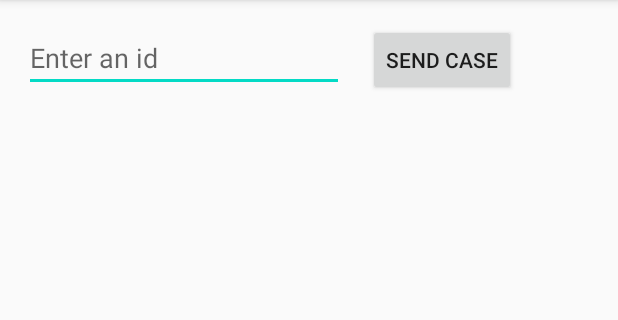
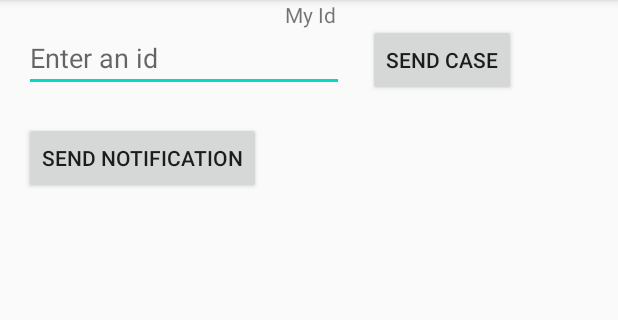
Before and after one commit to jontejj/tracetogether, an Android app: the screen it shows after launch (MainActivity), on a phone screen of 412 x 824 dp, the part 84-404 px from its top. Run offline under Robolectric (Android 15) with nearby library versions, the phone set to English and light mode, and no system bars; libraries missing offline, so code that uses them is left out: io.grpc; 1 statement that could not run was skipped.

Commit message:
Working notification server. With a minimalist Android UI

```diff
--- a/TraceTogether/app/build.gradle
+++ b/TraceTogether/app/build.gradle
@@ -5,6 +5,7 @@ plugins {
 
 apply plugin: 'com.android.application'
 apply plugin: 'com.google.protobuf'
+apply plugin: 'com.google.gms.google-services'
 
 android {
     compileSdkVersion 29
@@ -78,7 +79,7 @@ dependencies {
     testImplementation 'junit:junit:4.12'
     androidTestImplementation 'androidx.test.ext:junit:1.1.1'
     androidTestImplementation 'androidx.test.espresso:espresso-core:3.2.0'
-
+    implementation 'com.google.firebase:firebase-messaging:20.1.5'
 
     // You need to build grpc-java to obtain these libraries below.
     implementation 'io.grpc:grpc-okhttp:1.28.1' // CURRENT_GRPC_VERSION
--- a/TraceTogether/app/src/main/java/com/peltarion/tracetogether/MainActivity.java
+++ b/TraceTogether/app/src/main/java/com/peltarion/tracetogether/MainActivity.java
@@ -1,13 +1,23 @@
 package com.peltarion.tracetogether;
 
 import androidx.appcompat.app.AppCompatActivity;
+import androidx.core.app.NotificationCompat;
+import androidx.core.app.NotificationManagerCompat;
 
+import android.app.Notification;
+import android.app.NotificationChannel;
+import android.app.NotificationManager;
 import android.content.Intent;
+import android.os.Build;
 import android.os.Bundle;
 import android.view.View;
 import android.widget.EditText;
+import android.widget.TextView;
 
+import com.google.firebase.messaging.FirebaseMessaging;
 import com.google.protobuf.Empty;
+
+import java.util.concurrent.atomic.AtomicInteger;
 
 import io.grpc.ManagedChannel;
 import io.grpc.ManagedChannelBuilder;
@@ -15,11 +25,24 @@ import io.grpc.ManagedChannelBuilder;
 public class MainActivity extends AppCompatActivity {
 
     public static final String EXTRA_MESSAGE = "com.peltarion.tracetogether.CASE";
+    public static final String CHANNEL_ID = "com.peltarion.tracetogether.NOTIFICATION_CHANNEL";
+
+    public static final AtomicInteger notificationId = new AtomicInteger();
 
     @Override
     protected void onCreate(Bundle savedInstanceState) {
         super.onCreate(savedInstanceState);
+
+        createNotificationChannel();
+
+        FirebaseMessaging.getInstance().subscribeToTopic("updates");
+
         setContentView(R.layout.activity_main);
+
+        TextView myIdView = (TextView) findViewById(R.id.myId);
+        myIdView.setText("" + RpcClient.RegisteredId.INSTANCE.id.getId());
+
+        startService(new Intent(this, YourFirebaseMessagingService.class));
     }
 
     /** Called when the user taps the Send button */
@@ -30,4 +53,32 @@ public class MainActivity extends AppCompatActivity {
         intent.putExtra(EXTRA_MESSAGE, message);
         startActivity(intent);
     }
+
+    public void sendNotification(View view){
+        //TODO: consider setFullScreenIntent to really grab the attention!
+        Notification notification = new NotificationCompat.Builder(this, CHANNEL_ID)
+                .setSmallIcon(R.drawable.ic_potential_case_notification)
+                .setContentTitle(getString(R.string.notification_title))
+                .setContentText(getString(R.string.notification_description))
+                .setPriority(NotificationCompat.PRIORITY_DEFAULT).build();
+        NotificationManagerCompat notificationManager = NotificationManagerCompat.from(this);
+        // notificationId is a unique int for each notification that you must define
+        notificationManager.notify(notificationId.incrementAndGet(), notification);
+    }
+
+    private void createNotificationChannel() {
+        // Create the NotificationChannel, but only on API 26+ because
+        // the NotificationChannel class is new and not in the support library
+        if (Build.VERSION.SDK_INT >= Build.VERSION_CODES.O) {
+            CharSequence name = getString(R.string.channel_name);
+            String description = getString(R.string.channel_description);
+            int importance = NotificationManager.IMPORTANCE_HIGH;
+            NotificationChannel channel = new NotificationChannel(CHANNEL_ID, name, importance);
+            channel.setDescription(description);
+            // Register the channel with the system; you can't change the importance
+            // or other notification behaviors after this
+            NotificationManager notificationManager = getSystemService(NotificationManager.class);
+            notificationManager.createNotificationChannel(channel);
+        }
+    }
 }
--- a/TraceTogether/app/src/main/res/layout/activity_main.xml
+++ b/TraceTogether/app/src/main/res/layout/activity_main.xml
@@ -27,4 +27,24 @@
         android:text="@string/button_send"
         app:layout_constraintBaseline_toBaselineOf="@+id/editText"
         app:layout_constraintStart_toEndOf="@+id/editText" />
+
+    <Button
+        android:id="@+id/button3"
+        android:layout_width="wrap_content"
+        android:layout_height="wrap_content"
+        android:layout_marginStart="16dp"
+        android:layout_marginTop="20dp"
+        android:onClick="sendNotification"
+        android:text="@string/notification_send"
+        app:layout_constraintStart_toStartOf="parent"
+        app:layout_constraintTop_toBottomOf="@+id/editText" />
+
+    <TextView
+        android:id="@+id/myId"
+        android:layout_width="wrap_content"
+        android:layout_height="wrap_content"
+        android:layout_marginStart="16dp"
+        android:text="My Id"
+        app:layout_constraintStart_toEndOf="@+id/button3"
+        tools:layout_editor_absoluteY="96dp" />
 </androidx.constraintlayout.widget.ConstraintLayout>
--- a/TraceTogether/app/src/main/res/values/strings.xml
+++ b/TraceTogether/app/src/main/res/values/strings.xml
@@ -2,4 +2,9 @@
     <string name="app_name">Trace Together</string>
     <string name="edit_case">Enter an id</string>
     <string name="button_send">Send case</string>
+    <string name="notification_send">Send notification</string>
+    <string name="channel_name">My channel name</string>
+    <string name="channel_description">My channel description</string>
+    <string name="notification_title">You have been close to a confirmed case of coronavirus</string>
+    <string name="notification_description">Please contact your local health clinic and test yourself</string>
 </resources>
--- a/TraceTogether/build.gradle
+++ b/TraceTogether/build.gradle
@@ -11,7 +11,7 @@ buildscript {
     dependencies {
         classpath 'com.android.tools.build:gradle:3.6.1'
         classpath 'com.google.protobuf:protobuf-gradle-plugin:0.8.12'
-
+        classpath 'com.google.gms:google-services:4.3.3'
         // NOTE: Do not place your application dependencies here; they belong
         // in the individual module build.gradle files
     }
```
Also changed, not shown: TraceTogether/app/src/main/AndroidManifest.xml (+14 -1 lines), TraceTogether/app/src/main/java/com/peltarion/tracetogether/RpcClient.java (added, +51 -0 lines), TraceTogether/app/src/main/java/com/peltarion/tracetogether/SendCaseActivity.java (+18 -8 lines), TraceTogether/app/src/main/java/com/peltarion/tracetogether/YourFirebaseMessagingService.java (added, +79 -0 lines), server/src/main/java/com/peltarion/tracetogether/CaseNotifierServiceImpl.java (+78 -0 lines), TraceTogether/app/src/main/res/drawable-hdpi/ic_potential_case_notification.png (added), TraceTogether/app/src/main/res/drawable-mdpi/ic_potential_case_notification.png (added), TraceTogether/app/src/main/res/drawable-xhdpi/ic_potential_case_notification.png (added), TraceTogether/app/src/main/res/drawable-xxhdpi/ic_potential_case_notification.png (added), TraceTogether/app/src/main/res/drawable-xxxhdpi/ic_potential_case_notification.png (added), 5 other files.
